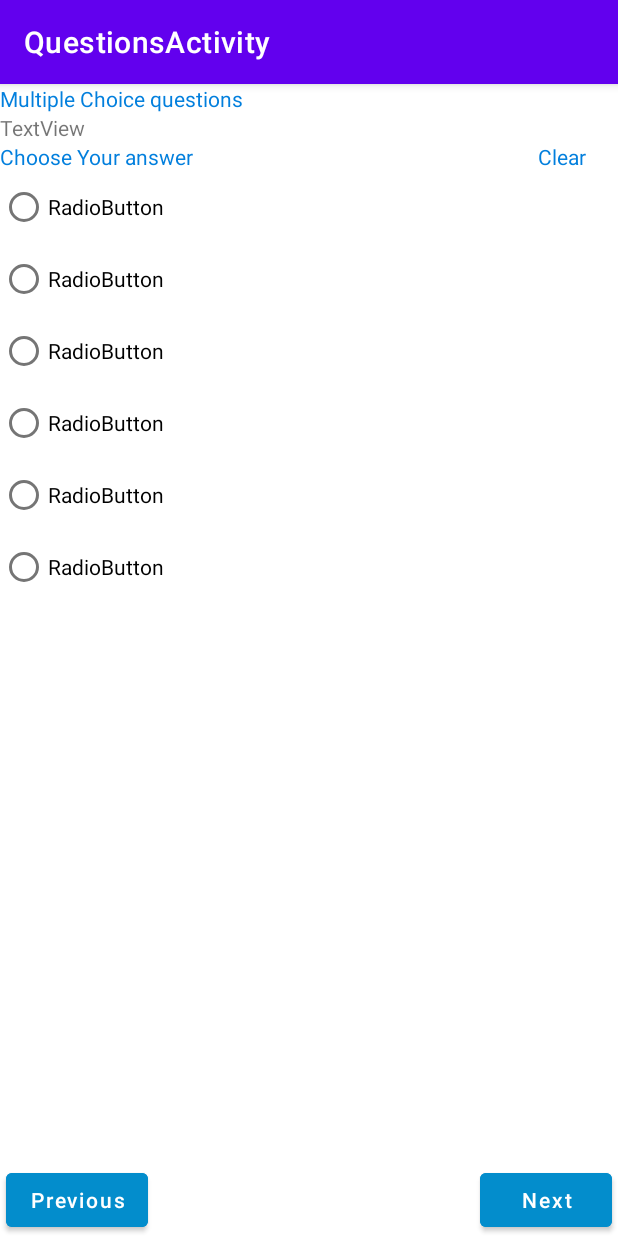
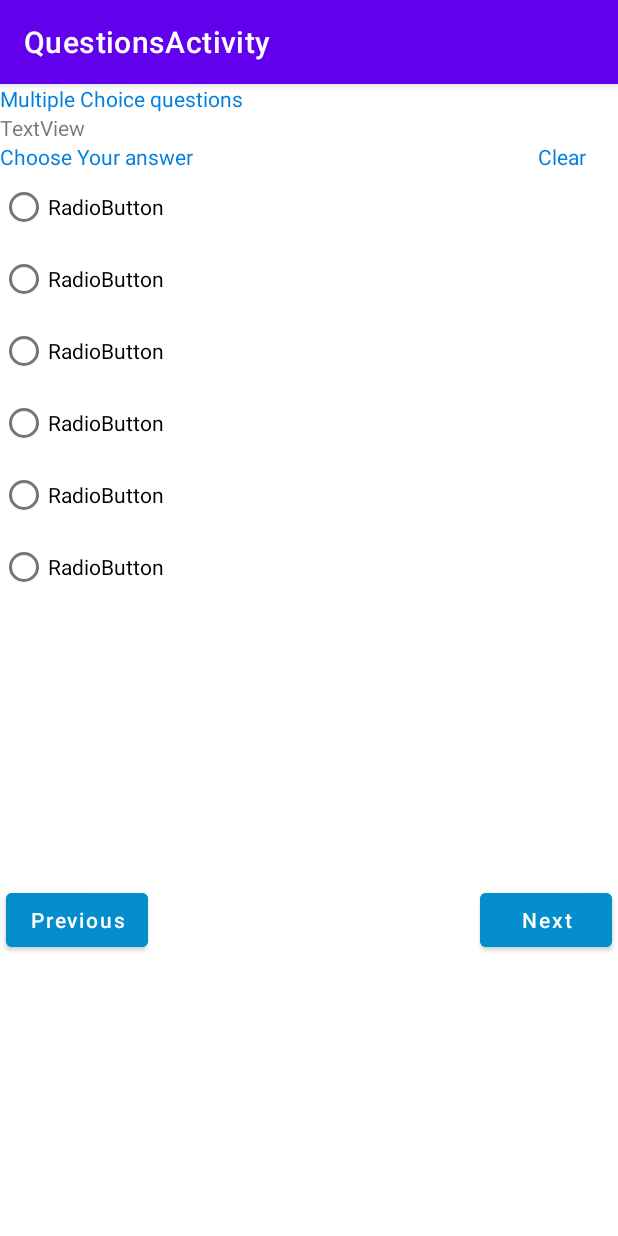
Before and after one commit to Suresh-sanganaboyana-improve10x/InterviewQuestions, an Android app: the screen it shows after launch (MultipleChoiceActivity), on a phone screen of 412 x 824 dp. Run offline under Robolectric (Android 15) with nearby library versions, the phone set to English and light mode, and no system bars; our stand-ins replace data binding; 1 statement that could not run was skipped.

Commit message:
I did some design changes

```diff
--- a/app/src/main/res/layout/activity_multiple_choice.xml
+++ b/app/src/main/res/layout/activity_multiple_choice.xml
@@ -110,8 +110,7 @@
         android:textAllCaps="false"
         app:layout_constraintBottom_toBottomOf="parent"
         app:layout_constraintEnd_toEndOf="parent"
-        app:layout_constraintTop_toBottomOf="@+id/radioGroup"
-        app:layout_constraintVertical_bias="0.074" />
+        app:layout_constraintTop_toBottomOf="@+id/radio_group" />
 
     <Button
         android:id="@+id/previous_btn"
@@ -124,22 +123,22 @@
         android:visibility="visible"
         app:layout_constraintBottom_toBottomOf="parent"
         app:layout_constraintStart_toStartOf="parent"
-        app:layout_constraintTop_toBottomOf="@+id/radioGroup"
-        app:layout_constraintVertical_bias="0.076" />
+        app:layout_constraintTop_toBottomOf="@+id/radio_group" />
 
     <Button
         android:id="@+id/submit_btn"
         android:layout_width="wrap_content"
         android:layout_height="wrap_content"
         android:layout_marginEnd="4dp"
+        android:layout_marginBottom="4dp"
         android:backgroundTint="#BC26FB"
         android:text="Submit"
         android:textAllCaps="false"
-        android:visibility="gone"
+        android:visibility="invisible"
         app:layout_constraintBottom_toBottomOf="parent"
         app:layout_constraintEnd_toEndOf="parent"
-        app:layout_constraintTop_toBottomOf="@+id/radioGroup"
-        app:layout_constraintVertical_bias="0.077" />
+        app:layout_constraintTop_toBottomOf="@+id/radio_group"
+        app:layout_constraintVertical_bias="0.514" />
 
 </androidx.constraintlayout.widget.ConstraintLayout>
 </layout>
```
Also changed, not shown: app/src/main/java/com/example/interviewquestion/MultipleChoiceActivity.java (+0 -8 lines).
